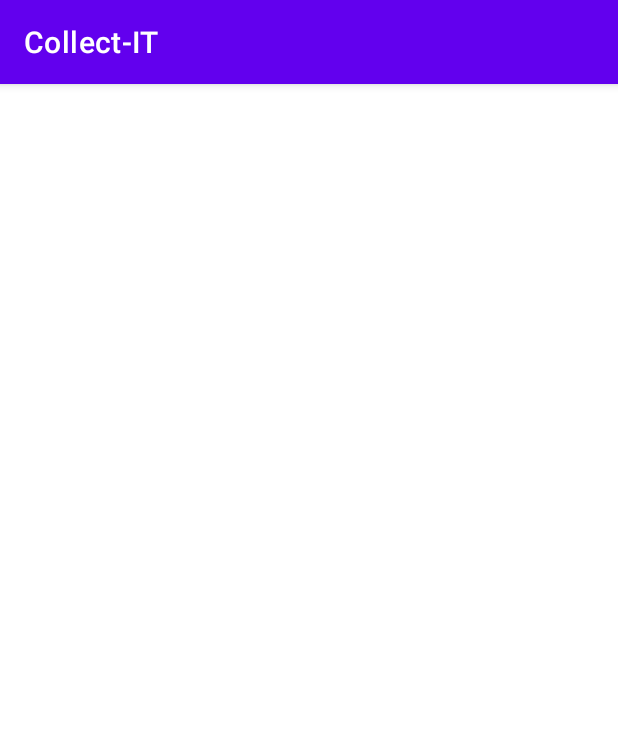
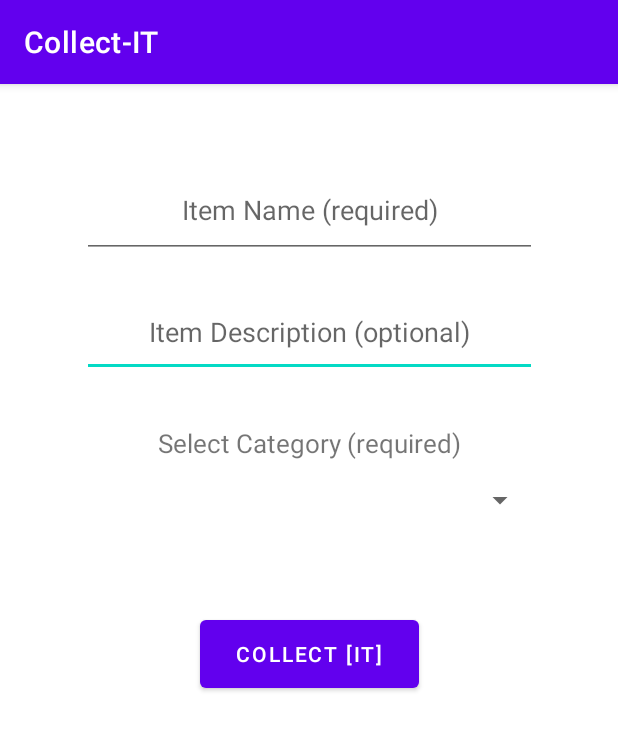
Before and after one commit to kiaanonthehub/Collect-IT, an Android app: the fragment CreateItemFragment shown on its own in the app's theme, on a phone screen of 412 x 824 dp. Shown: the top 730 px of the screen. Run offline under Robolectric (Android 15) with nearby library versions, the phone set to English and light mode, and no system bars.

Commit message:
1. updated fragment models to fix fragment bugs : "Fragment views didn't display initially"
2. create collection and item gui integrated

tested, passed

```diff
--- a/app/src/main/java/com/kiaan/collect_it/ui/about_us_contact_us/AboutUsContactUsFragment.java
+++ b/app/src/main/java/com/kiaan/collect_it/ui/about_us_contact_us/AboutUsContactUsFragment.java
@@ -13,7 +13,7 @@
     @Override
     public View onCreateView(LayoutInflater inflater, ViewGroup parent, Bundle savedInstanceState) {
         // Defines the xml file for the fragment
-        return inflater.inflate(R.layout.fragment_collection, parent, false);
+        return inflater.inflate(R.layout.fragment_about_us_contact_us, parent, false);
     }
 
     // This event is triggered soon after onCreateView().
--- a/app/src/main/java/com/kiaan/collect_it/ui/create_collection/CreateCollectionFragment.java
+++ b/app/src/main/java/com/kiaan/collect_it/ui/create_collection/CreateCollectionFragment.java
@@ -14,7 +14,7 @@
     @Override
     public View onCreateView(LayoutInflater inflater, ViewGroup parent, Bundle savedInstanceState) {
         // Defines the xml file for the fragment
-        return inflater.inflate(R.layout.fragment_collection, parent, false);
+        return inflater.inflate(R.layout.fragment_create_collection, parent, false);
     }
 
     // This event is triggered soon after onCreateView().
--- a/app/src/main/java/com/kiaan/collect_it/ui/create_item/CreateItemFragment.java
+++ b/app/src/main/java/com/kiaan/collect_it/ui/create_item/CreateItemFragment.java
@@ -13,7 +13,7 @@
     @Override
     public View onCreateView(LayoutInflater inflater, ViewGroup parent, Bundle savedInstanceState) {
         // Defines the xml file for the fragment
-        return inflater.inflate(R.layout.fragment_collection, parent, false);
+        return inflater.inflate(R.layout.fragment_create_item, parent, false);
     }
 
     // This event is triggered soon after onCreateView().
--- a/app/src/main/java/com/kiaan/collect_it/ui/faq/FAQFragment.java
+++ b/app/src/main/java/com/kiaan/collect_it/ui/faq/FAQFragment.java
@@ -13,7 +13,7 @@
     @Override
     public View onCreateView(LayoutInflater inflater, ViewGroup parent, Bundle savedInstanceState) {
         // Defines the xml file for the fragment
-        return inflater.inflate(R.layout.fragment_collection, parent, false);
+        return inflater.inflate(R.layout.fragment_faq, parent, false);
     }
 
     // This event is triggered soon after onCreateView().
--- a/app/src/main/java/com/kiaan/collect_it/ui/item/ItemFragment.java
+++ b/app/src/main/java/com/kiaan/collect_it/ui/item/ItemFragment.java
@@ -14,7 +14,7 @@
     @Override
     public View onCreateView(LayoutInflater inflater, ViewGroup parent, Bundle savedInstanceState) {
         // Defines the xml file for the fragment
-        return inflater.inflate(R.layout.fragment_logout, parent, false);
+        return inflater.inflate(R.layout.fragment_item, parent, false);
     }
 
     // This event is triggered soon after onCreateView().
--- a/app/src/main/java/com/kiaan/collect_it/ui/logout/LogoutFragment.java
+++ b/app/src/main/java/com/kiaan/collect_it/ui/logout/LogoutFragment.java
@@ -52,7 +52,7 @@
         alert.show();
 
         // Defines the xml file for the fragment
-        return inflater.inflate(R.layout.fragment_home, parent, false);
+        return inflater.inflate(R.layout.fragment_logout, parent, false);
     }
 
     @Override
--- a/app/src/main/res/layout/fragment_create_item.xml
+++ b/app/src/main/res/layout/fragment_create_item.xml
@@ -1,6 +1,78 @@
 <?xml version="1.0" encoding="utf-8"?>
 <androidx.constraintlayout.widget.ConstraintLayout xmlns:android="http://schemas.android.com/apk/res/android"
+    xmlns:app="http://schemas.android.com/apk/res-auto"
+    xmlns:tools="http://schemas.android.com/tools"
     android:layout_width="match_parent"
     android:layout_height="match_parent">
 
+
+
+    <EditText
+        android:id="@+id/editTextItemDescription"
+        android:layout_width="303dp"
+        android:layout_height="59dp"
+        android:layout_marginTop="20dp"
+        android:ems="10"
+        android:gravity="center"
+        android:hint="@string/item_description_optional"
+        android:inputType="textPersonName"
+        app:layout_constraintEnd_toEndOf="parent"
+        app:layout_constraintStart_toStartOf="parent"
+        app:layout_constraintTop_toBottomOf="@+id/editTextItemName"
+        tools:ignore="TextContrastCheck"
+        android:importantForAutofill="no" />
+
+    <Button
+        android:id="@+id/buttonCreateItem"
+        android:layout_width="146dp"
+        android:layout_height="57dp"
+        android:text="@string/collect_it"
+        app:layout_constraintBottom_toBottomOf="parent"
+        app:layout_constraintEnd_toEndOf="parent"
+        app:layout_constraintStart_toStartOf="parent"
+        app:layout_constraintTop_toBottomOf="@+id/spinnerItemCategory"
+        app:layout_constraintVertical_bias="0.118" />
+
+    <EditText
+        android:id="@+id/editTextItemName"
+        android:layout_width="303dp"
+        android:layout_height="64dp"
+        android:layout_marginTop="52dp"
+        android:ems="10"
+        android:gravity="center"
+        android:hint="@string/item_name_required"
+        android:importantForAutofill="no"
+        android:inputType="number"
+        app:layout_constraintEnd_toEndOf="parent"
+        app:layout_constraintStart_toStartOf="parent"
+        app:layout_constraintTop_toTopOf="parent"
+        tools:ignore="TextContrastCheck" />
+
+    <Spinner
+        android:id="@+id/spinnerItemCategory"
+        android:layout_width="304dp"
+        android:layout_height="52dp"
+        app:layout_constraintEnd_toEndOf="parent"
+        app:layout_constraintHorizontal_bias="0.495"
+        app:layout_constraintStart_toStartOf="parent"
+        app:layout_constraintTop_toBottomOf="@+id/textView3"
+        tools:ignore="SpeakableTextPresentCheck" />
+
+    <TextView
+        android:id="@+id/textView3"
+        android:layout_width="303dp"
+        android:layout_height="32dp"
+        android:layout_marginTop="24dp"
+        android:gravity="bottom|center"
+        android:text="@string/select_category_required"
+        android:textSize="17sp"
+        app:layout_constraintEnd_toEndOf="parent"
+        app:layout_constraintStart_toStartOf="parent"
+        app:layout_constraintTop_toBottomOf="@+id/editTextItemDescription" />
+
+    <androidx.constraintlayout.widget.Group
+        android:id="@+id/group3"
+        android:layout_width="wrap_content"
+        android:layout_height="wrap_content"
+        app:constraint_referenced_ids="textView3,spinnerItemCategory" />
 </androidx.constraintlayout.widget.ConstraintLayout>
--- a/app/src/main/res/layout/fragment_home.xml
+++ b/app/src/main/res/layout/fragment_home.xml
@@ -19,4 +19,6 @@
         app:layout_constraintEnd_toEndOf="parent"
         app:layout_constraintStart_toStartOf="parent"
         app:layout_constraintTop_toTopOf="parent" />
+
+
 </androidx.constraintlayout.widget.ConstraintLayout>
--- a/app/src/main/res/values/strings.xml
+++ b/app/src/main/res/values/strings.xml
@@ -37,4 +37,11 @@
     <string name="other">Other</string>
     <string name="quick_access">Quick Access</string>
     <string name="quick_create">Quick Create</string>
+    <string name="collect_it">Collect [IT]</string>
+    <string name="select_category_required">Select Category (required)</string>
+    <string name="item_name_required">Item Name (required)</string>
+    <string name="item_description_optional">Item Description (optional)</string>
+    <string name="collection_name_required">Collection Name (required)</string>
+    <string name="collection_description_optional">Collection Description (optional)</string>
+    <string name="goal_required">Goal (required)</string>
 </resources>
```
Also changed, not shown: app/src/main/res/layout/fragment_create_collection.xml (+58 -0 lines).
